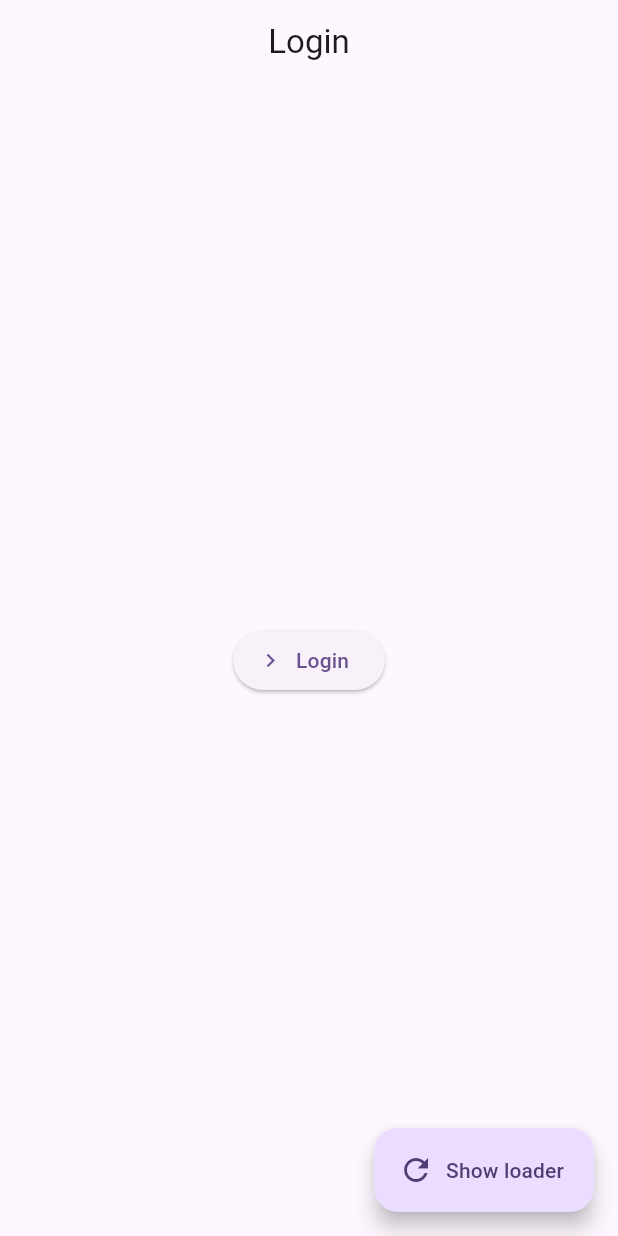
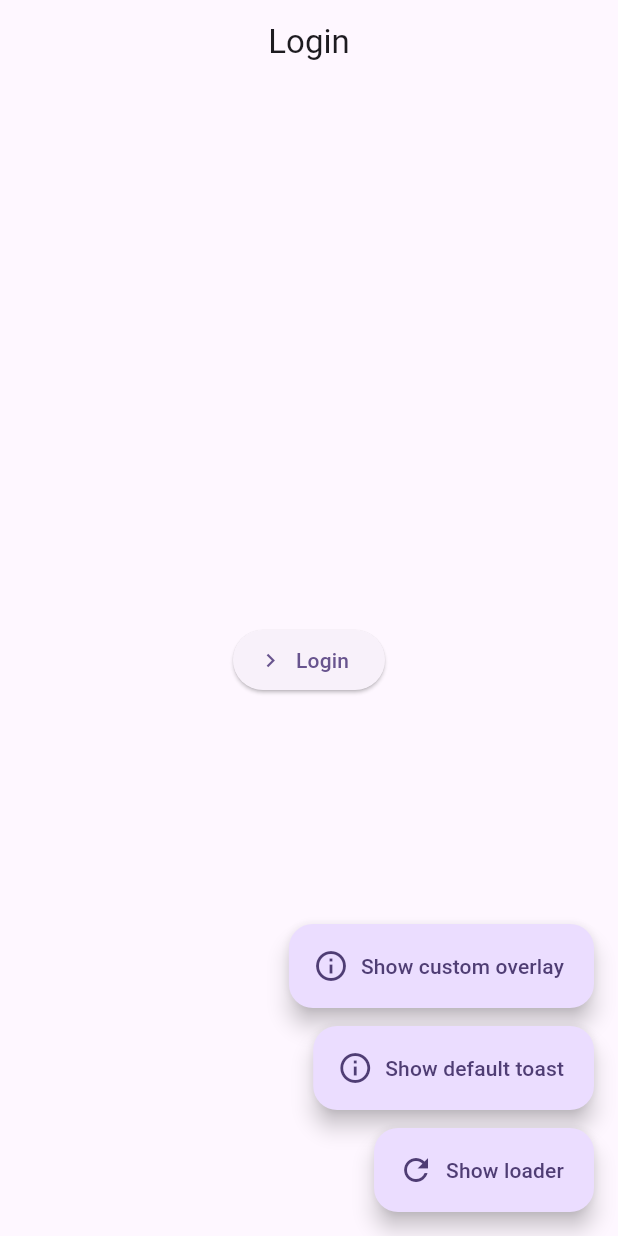
Before and after one commit to KorayLiman/Dock, a Flutter app: the screen it shows after launch, after a tap on "Go to Login Page", on a phone screen of 412 x 824 dp. Run offline on Flutter 3.47's test engine with Material 2 defaults, Android fonts, the phone set to English and light mode, and no system bars; our stand-ins replace auto_route.

Commit message:
[+] Baseview now takes ViewConfig parameter instead i"nject"

```diff
--- a/example/lib/pages/authentication/login/view/login_view.dart
+++ b/example/lib/pages/authentication/login/view/login_view.dart
@@ -12,7 +12,7 @@ final class LoginView extends BaseView<LoginViewModel> {
 
   @override
   DockBuilder build(BuildContext context) {
-    return DockBuilder(
+    return DockBuilder<LoginViewModel>(
       viewModel: viewModel,
       onSuccess: () => const Scaffold(
         appBar: DefaultAppBar(
@@ -30,10 +30,36 @@ class _LoginViewFloatingActionButton extends DockAccess<LoginViewModel> {
 
   @override
   Widget build(BuildContext context) {
-    return FloatingActionButton.extended(
-      onPressed: viewModel.showAndHideLoader,
-      label: const Text('Show loader'),
-      icon: const Icon(Icons.refresh),
+    return Column(
+      mainAxisSize: MainAxisSize.min,
+      mainAxisAlignment: MainAxisAlignment.end,
+      crossAxisAlignment: CrossAxisAlignment.end,
+      children: [
+        FloatingActionButton.extended(
+          heroTag: "0",
+          onPressed: viewModel.showCustomOverlay,
+          label: const Text('Show custom overlay'),
+          icon: const Icon(Icons.info_outline),
+        ),
+        const SizedBox(
+          height: 12,
+        ),
+        FloatingActionButton.extended(
+          heroTag: "1",
+          onPressed: viewModel.showDefaultToast,
+          label: const Text('Show default toast'),
+          icon: const Icon(Icons.info_outline),
+        ),
+        const SizedBox(
+          height: 12,
+        ),
+        FloatingActionButton.extended(
+          heroTag: "2",
+          onPressed: viewModel.showAndHideLoader,
+          label: const Text('Show loader'),
+          icon: const Icon(Icons.refresh),
+        ),
+      ],
     );
   }
 }
--- a/example/lib/pages/general/home_tab/children/home_list_child/view/home_list_child_view.dart
+++ b/example/lib/pages/general/home_tab/children/home_list_child/view/home_list_child_view.dart
@@ -6,11 +6,11 @@ import 'package:flutter/material.dart';
 
 @RoutePage()
 final class HomeListChildView extends BaseView<HomeListChildViewModel> {
-  HomeListChildView({super.arguments, super.key}) : super(viewModel: HomeListChildViewModel(), inject: false);
+  HomeListChildView({super.arguments, super.key}) : super(viewModel: HomeListChildViewModel(), viewConfig: const ViewConfig(inject: false));
 
   @override
   DockBuilder build(BuildContext context) {
-    return DockBuilder(
+    return DockBuilder<HomeListChildViewModel>(
       viewModel: viewModel,
       onSuccess: () => _onSuccess(context: context),
     );
--- a/example/lib/pages/general/home_tab/children/home_main_child/view/home_main_child_view.dart
+++ b/example/lib/pages/general/home_tab/children/home_main_child/view/home_main_child_view.dart
@@ -5,11 +5,11 @@ import 'package:flutter/material.dart';
 
 @RoutePage()
 final class HomeMainChildView extends BaseView<HomeMainChildViewModel> {
-  HomeMainChildView({super.arguments, super.key}) : super(viewModel: HomeMainChildViewModel(), inject: false);
+  HomeMainChildView({super.arguments, super.key}) : super(viewModel: HomeMainChildViewModel(), viewConfig: const ViewConfig(inject: false));
 
   @override
   DockBuilder build(BuildContext context) {
-    return DockBuilder(
+    return DockBuilder<HomeMainChildViewModel>(
       viewModel: viewModel,
       onSuccess: () => _onSuccess(context: context),
     );
--- a/example/lib/pages/general/home_tab/children/home_settings_child/view/home_settings_child_view.dart
+++ b/example/lib/pages/general/home_tab/children/home_settings_child/view/home_settings_child_view.dart
@@ -5,11 +5,11 @@ import 'package:flutter/material.dart';
 
 @RoutePage()
 final class HomeSettingsChildView extends BaseView<HomeSettingsChildViewModel> {
-  HomeSettingsChildView({super.arguments, super.key}) : super(viewModel: HomeSettingsChildViewModel(), inject: false);
+  HomeSettingsChildView({super.arguments, super.key}) : super(viewModel: HomeSettingsChildViewModel(), viewConfig: const ViewConfig(inject: false));
 
   @override
   DockBuilder build(BuildContext context) {
-    return DockBuilder(
+    return DockBuilder<HomeSettingsChildViewModel>(
       viewModel: viewModel,
       onSuccess: () => _onSuccess(context: context),
     );
--- a/example/lib/pages/general/home_tab/parent/home_tab_parent/view/home_tab_parent_view.dart
+++ b/example/lib/pages/general/home_tab/parent/home_tab_parent/view/home_tab_parent_view.dart
@@ -12,7 +12,7 @@ final class HomeTabParentView extends BaseView<HomeTabParentViewModel> {
 
   @override
   DockBuilder build(BuildContext context) {
-    return DockBuilder(
+    return DockBuilder<HomeTabParentViewModel>(
       viewModel: viewModel,
       onSuccess: () => _onSuccess(context: context),
     );
--- a/example/lib/pages/launch/splash/view/splash_view.dart
+++ b/example/lib/pages/launch/splash/view/splash_view.dart
@@ -13,7 +13,7 @@ final class SplashView extends BaseView<SplashViewModel> {
 
   @override
   DockBuilder build(BuildContext context) {
-    return DockBuilder(
+    return DockBuilder<SplashViewModel>(
       viewModel: viewModel,
       onSuccess: () => _onSuccess(context: context),
     );
--- a/example/pubspec.yaml
+++ b/example/pubspec.yaml
@@ -10,7 +10,7 @@ environment:
 dependencies:
   flutter:
     sdk: flutter
-  auto_route: ^7.8.4
+
 
   dock_flutter:
     # When depending on this package from a real application you should use:
@@ -21,6 +21,7 @@ dependencies:
     path: ../
 
   cupertino_icons: ^1.0.2
+  auto_route: ^7.8.4
 
 dev_dependencies:
   integration_test:
--- a/lib/core/base/view/base_view.dart
+++ b/lib/core/base/view/base_view.dart
@@ -5,8 +5,17 @@
 
 /// AN ABSTRACT [StatelessWidget] FOR OPTIONALLY REGISTERING VIEWMODEL OF ANY VIEW
 abstract base class BaseView<T extends BaseViewModel> extends StatelessWidget {
-  BaseView({required T viewModel, dynamic arguments, bool inject = true, super.key}) {
-    this.viewModel = inject ? Locator.register<T>(viewModel) : viewModel;
+  BaseView({required T viewModel, dynamic arguments, ViewConfig viewConfig = const ViewConfig(inject: true), super.key}) {
+    if (viewConfig.inject) {
+      if (viewConfig.asNewInstance) {
+        this.viewModel = Locator.registerAsNew<T>(viewModel);
+      } else {
+        this.viewModel = Locator.register<T>(viewModel);
+      }
+    } else {
+      this.viewModel = viewModel;
+    }
+
     this.viewModel.arguments = arguments;
   }
 
@@ -18,3 +27,11 @@
   @protected
   DockBuilder build(BuildContext context);
 }
+
+/// Config for Injection of View
+final class ViewConfig {
+  const ViewConfig({required this.inject, this.asNewInstance = true});
+
+  final bool inject;
+  final bool asNewInstance;
+}
--- a/lib/core/locator/locator_impl.dart
+++ b/lib/core/locator/locator_impl.dart
@@ -16,6 +16,20 @@ class _LocatorImpl {
       exception: LocatorException(message: 'Object of type $T is already registered'),
       throwIf: isRegistered<T>(instance: instance),
     );
+
+    final instanceToRegister = _Instance<T>(builder: () => instance, keepAlive: keepAlive);
+    instanceToRegister.instance = instanceToRegister.builder.call();
+    _dependencyInstances[_getInstanceKey(T)] = instanceToRegister;
+    return instance;
+  }
+
+  /// Registers given instance as new if already exists one.
+  ///
+  /// In other words: Replaces old instance or creates one.
+  T registerAsNew<T extends Object>(T instance, {bool keepAlive = false}) {
+    if (isRegistered<T>(instance: instance)) {
+      unregister<T>(instance: instance);
+    }
 
     final instanceToRegister = _Instance<T>(builder: () => instance, keepAlive: keepAlive);
     instanceToRegister.instance = instanceToRegister.builder.call();
@@ -83,7 +97,8 @@ class _LocatorImpl {
 
   /// Checks if given instance or instance of type [T] is registered
   bool isRegistered<T extends Object>({T? instance}) {
-    return _dependencyInstances.containsKey(instance == null ? _getInstanceKey(T) : _getInstanceKey(instance.runtimeType));
+    final instanceKey = instance == null ? _getInstanceKey(T) : _getInstanceKey(instance.runtimeType);
+    return _dependencyInstances[instanceKey] != null;
   }
 }
 
@@ -91,7 +106,7 @@ class _LocatorImpl {
 class _Instance<T extends Object> {
   _Instance({required this.builder, required this.keepAlive});
 
-  InstanceBuilder<T> builder;
-  bool keepAlive;
+  final InstanceBuilder<T> builder;
+  final bool keepAlive;
   T? instance;
 }
--- a/lib/core/widget/dock_builder/dock_builder.dart
+++ b/lib/core/widget/dock_builder/dock_builder.dart
@@ -22,10 +22,10 @@ final class DockBuilder<T extends BaseViewModel> extends StatefulWidget {
   final WidgetCallback? onOffline;
 
   @override
-  State<DockBuilder> createState() => _DockBuilderState();
+  State<DockBuilder> createState() => _DockBuilderState<T>();
 }
 
-class _DockBuilderState extends State<DockBuilder> with DockBuilderMixin {
+class _DockBuilderState<T extends BaseViewModel> extends State<DockBuilder> with DockBuilderMixin<T> {
   @override
   Widget build(BuildContext context) {
     return GestureDetector(
--- a/lib/core/widget/dock_builder/dock_builder_mixin.dart
+++ b/lib/core/widget/dock_builder/dock_builder_mixin.dart
@@ -1,7 +1,7 @@
 part of 'dock_builder.dart';
 
 /// MIXIN FOR [DockBuilder] STATE
-mixin DockBuilderMixin on State<DockBuilder> {
+mixin DockBuilderMixin<T extends BaseViewModel> on State<DockBuilder> {
   /// [PageState] default icon size
   static const double _defaultIconSize = 48;
 
@@ -80,16 +80,16 @@ mixin DockBuilderMixin on State<DockBuilder> {
   @override
   void dispose() {
     widget.viewModel.onDispose();
-
-    if (Locator.isRegistered(instance: widget.viewModel)) {
-      final result = Locator.unregister(instance: widget.viewModel);
+    final vModel = Locator.tryFind<T>();
+    if (vModel.hashCode == widget.viewModel.hashCode) {
+      final result = Locator.unregister<T>();
       if (result) {
-        Logger.logMsg(msg: "'${widget.viewModel.runtimeType}' Unregistered", color: LogColors.red);
+        Logger.logMsg(msg: "'$T' Unregistered", color: LogColors.red);
       } else {
-        Logger.logMsg(msg: "---ERROR--- '${widget.viewModel.runtimeType}' is registered but a problem occurred while unregistering it", color: LogColors.red);
+        Logger.logMsg(msg: "---ERROR--- '$T' is registered but a problem occurred while unregistering it", color: LogColors.red);
       }
     } else {
-      Logger.logMsg(msg: "Page disposed. No registered '${widget.viewModel.runtimeType}' found", color: LogColors.white);
+      Logger.logMsg(msg: "Page disposed. No registered '$T' found", color: LogColors.white);
     }
     super.dispose();
   }
```
Also changed, not shown: example/lib/pages/authentication/login/viewmodel/login_viewmodel.dart (+26 -0 lines), example/lib/product/utils/overlay_manager/overlay_manager.dart (added, +127 -0 lines), example/lib/core/navigation/app_router/app_router.gr.dart, 1 other file.
